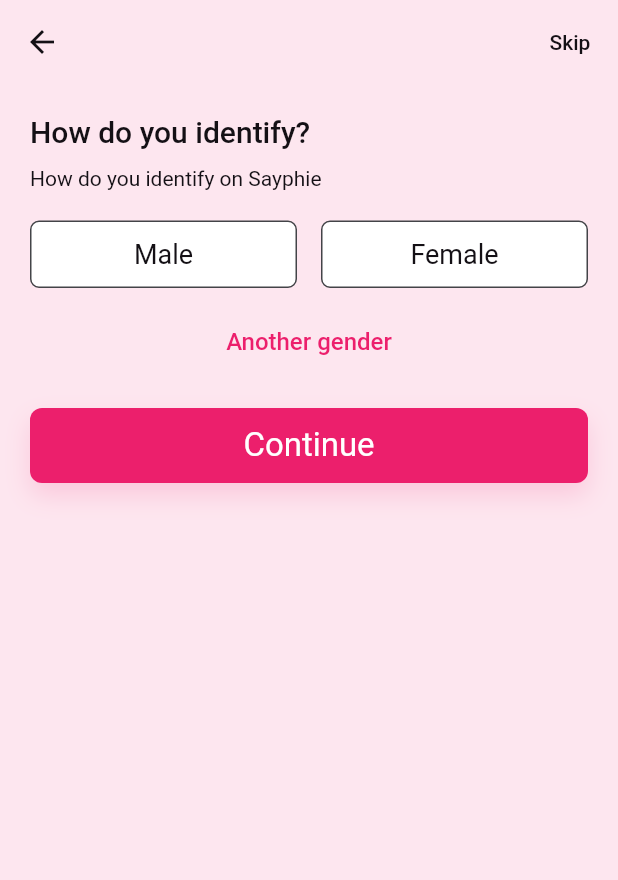
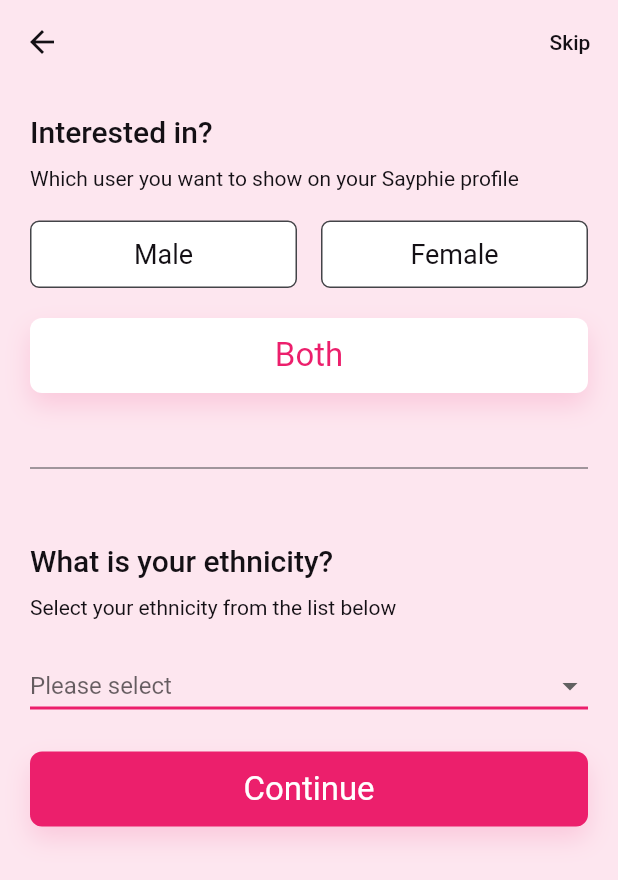
Before and after one commit to Sadypk/Sayphi, a Flutter app: the screen it shows after launch, after a tap on "Sign up", on a phone screen of 412 x 824 dp. Shown: the top 880 px of the screen. Run offline on Flutter 3.47's test engine with Material 2 defaults, Android fonts, the phone set to English and light mode, and no system bars; our stand-ins replace country_code_picker, flutter_dotenv, font_awesome_flutter, get, google_sign_in, pin_code_fields; missing offline and left inert: flutter_facebook_auth.

Commit message:
9 UI done

```diff
--- a/lib/01_getStarted.dart
+++ b/lib/01_getStarted.dart
@@ -8,7 +8,7 @@ import 'package:sayphi/mainApp/resources/appColor.dart';
 import 'package:sayphi/mainApp/resources/appImages.dart';
 import 'package:sayphi/mainApp/resources/fontStyle.dart';
 import 'package:sayphi/mainApp/resources/stringResources.dart';
-import 'package:sayphi/user/view/06+7+8_how_do_you_identify_screen.dart';
+import 'package:sayphi/user/view/09_interested_in_and_ethinicity_screen.dart';
 
 import 'mainApp/resources/appColor.dart';
 import 'mainApp/resources/appImages.dart';
@@ -64,7 +64,7 @@ class _GetStartedScreenState extends State<GetStartedScreen> {
               padding: const EdgeInsets.symmetric(horizontal: 20,vertical: 20),
               child: MainButton(
                 onPress: (){
-                  Get.to(() => UserGenderSetScreen());
+                  Get.to(() => InterestedInAndEthnicityChooseScreen());
                   // Get.to(()=>SignUpScreen());
                 },
                 btnColor: Colors.white,
--- a/lib/mainApp/components/mainButton.dart
+++ b/lib/mainApp/components/mainButton.dart
@@ -8,10 +8,12 @@ class MainButton extends StatelessWidget {
   final String label;
   final VoidCallback onPress;
   final Color? btnColor;
+  final IconData? trailingIcon;
   const MainButton({Key? key,
     required this.onPress,
     required this.label,
-    this.btnColor
+    this.btnColor,
+    this.trailingIcon
   }) : super(key: key);
 
   @override
@@ -33,8 +35,10 @@ class MainButton extends StatelessWidget {
             )
           ]
         ),
-        child: Center(
-          child: Text(
+        child: Row(
+          mainAxisAlignment: MainAxisAlignment.center,
+          children: [
+            Text(
               label,
               style: TextStyle(
                 fontSize: 22,
@@ -42,6 +46,16 @@ class MainButton extends StatelessWidget {
                 color: btnColor == null ? Colors.white : AppColor.PRIMARY
               ),
             ),
+            if(trailingIcon != null) Row(
+              children: [
+                SizedBox(width: 8),
+                Icon(
+                  trailingIcon,
+                  color: Colors.green,
+                )
+              ],
+            )
+          ],
         ),
       ),
     );
--- a/lib/user/view/06+7+8_how_do_you_identify_screen.dart
+++ b/lib/user/view/06+7+8_how_do_you_identify_screen.dart
@@ -5,6 +5,7 @@ import 'package:sayphi/mainApp/components/cTextFiel.dart';
 import 'package:sayphi/mainApp/components/mainButton.dart';
 import 'package:sayphi/mainApp/resources/appColor.dart';
 import 'package:sayphi/mainApp/resources/fontStyle.dart';
+import './widgets/genderBox.dart';
 
 class UserGenderSetScreen extends StatefulWidget {
   const UserGenderSetScreen({Key? key}) : super(key: key);
@@ -256,34 +257,3 @@ class _UserGenderSetScreenState extends State<UserGenderSetScreen> {
     ),isScrollControlled: true);
   }
 }
-
-class GenderBox extends StatelessWidget {
-  final String label;
-  final bool isSelected;
-
-  const GenderBox({Key? key, required this.label, required this.isSelected}) : super(key: key);
-
-  @override
-  Widget build(BuildContext context) {
-    return Container(
-      height: 45,
-      decoration: BoxDecoration(
-        color: isSelected ? AppColor.PRIMARY : Colors.white,
-        borderRadius: BorderRadius.circular(6),
-        border: Border.all(
-          color: isSelected ? AppColor.PRIMARY : AppColor.BORDER_COLOR,
-        )
-      ),
-      child: Center(
-        child: Text(
-          label,
-          style: TextStyle(
-            fontSize: 18,
-            fontFamily: CFontFamily.REGULAR,
-            color: isSelected ? Colors.white : AppColor.TEXT_COLOR
-          ),
-        ),
-      ),
-    );
-  }
-}
--- /dev/null
+++ b/lib/user/view/09_interested_in_and_ethinicity_screen.dart
@@ -0,0 +1,157 @@
+import 'package:flutter/material.dart';
+import 'package:sayphi/mainApp/components/mainButton.dart';
+import 'package:sayphi/mainApp/resources/appColor.dart';
+import 'package:sayphi/mainApp/resources/fontStyle.dart';
+import './widgets/genderBox.dart';
+
+class InterestedInAndEthnicityChooseScreen extends StatefulWidget {
+  const InterestedInAndEthnicityChooseScreen({Key? key}) : super(key: key);
+
+  @override
+  _InterestedInAndEthnicityChooseScreenState createState() => _InterestedInAndEthnicityChooseScreenState();
+}
+
+class _InterestedInAndEthnicityChooseScreenState extends State<InterestedInAndEthnicityChooseScreen> {
+
+  List<String> ethnicities = [];
+
+  String selectedGender = '';
+  String? selectedEthnicity;
+
+  @override
+  void initState() {
+    super.initState();
+    ethnicities = List.generate(100, (index) => 'Ethnicities $index');
+  }
+
+  @override
+  Widget build(BuildContext context) {
+    return Scaffold(
+      backgroundColor: AppColor.SCAFFOLD_BG_PINK,
+      appBar: AppBar(
+        actions: [
+          TextButton(
+              onPressed: (){},
+              child: Text(
+                'Skip',
+                style: TextStyle(
+                    color: AppColor.TEXT_COLOR
+                ),
+              )
+          )
+        ],
+      ),
+      body: Container(
+        padding: EdgeInsets.all(20),
+        child: Column(
+          crossAxisAlignment: CrossAxisAlignment.start,
+          children: [
+            Text(
+              'Interested in?',
+              style: TextStyle(
+                  fontSize: 20,
+                  fontFamily: CFontFamily.MEDIUM
+              ),
+            ),
+            SizedBox(height: 12),
+            Text(
+              'Which user you want to show on your Sayphie profile',
+              style: TextStyle(
+                  fontFamily: CFontFamily.REGULAR
+              ),
+            ),
+            SizedBox(height: 20),
+
+            /// male female cards
+            Row(
+              children: [
+                Expanded(
+                  child: GestureDetector(
+                    onTap: (){
+                      setState(() {
+                        selectedGender = 'male';
+                      });
+                    },
+                    child: GenderBox(
+                      isSelected: selectedGender == 'male',
+                      label: 'Male',
+                    ),
+                  ),
+                ),
+                SizedBox(width: 16),
+                Expanded(
+                  child: GestureDetector(
+                    onTap: (){
+                      setState(() {
+                        selectedGender = 'female';
+                      });
+                    },
+                    child: GenderBox(
+                      isSelected: selectedGender == 'female',
+                      label: 'Female',
+                    ),
+                  ),
+                ),
+              ],
+            ),
+            SizedBox(height: 20),
+            MainButton(
+              onPress: (){
+                setState(() {
+                  selectedGender = 'both';
+                });
+              },
+              btnColor: selectedGender == 'both' ? null : Colors.white,
+              label: 'Both',
+              trailingIcon: selectedGender == 'both' ? Icons.check_circle : null,
+            ),
+
+            Divider(
+              color: AppColor.BORDER_COLOR,
+              height: 100,
+            ),
+
+            Text(
+              'What is your ethnicity?',
+              style: TextStyle(
+                  fontSize: 20,
+                  fontFamily: CFontFamily.MEDIUM
+              ),
+            ),
+            SizedBox(height: 12),
+            Text(
+              'Select your ethnicity from the list below',
+              style: TextStyle(
+                  fontFamily: CFontFamily.REGULAR
+              ),
+            ),
+            SizedBox(height: 20),
+            DropdownButton<String>(
+              underline: Container(
+                height: 2,
+                color: AppColor.PRIMARY,
+              ),
+              isExpanded: true,
+              hint: Text(
+                'Please select'
+              ),
+              value: selectedEthnicity,
+              onChanged: (value) => setState(() => selectedEthnicity = value!),
+              items: ethnicities.map((e) => DropdownMenuItem(
+                value: e,
+                child: Text(
+                  e
+                ),
+              )).toList()
+            ),
+            SizedBox(height: 20),
+            MainButton(
+              onPress: (){},
+              label: 'Continue',
+            )
+          ],
+        ),
+      ),
+    );
+  }
+}
--- /dev/null
+++ b/lib/user/view/widgets/genderBox.dart
@@ -0,0 +1,34 @@
+import 'package:flutter/material.dart';
+import 'package:sayphi/mainApp/resources/appColor.dart';
+import 'package:sayphi/mainApp/resources/fontStyle.dart';
+
+class GenderBox extends StatelessWidget {
+  final String label;
+  final bool isSelected;
+
+  const GenderBox({Key? key, required this.label, required this.isSelected}) : super(key: key);
+
+  @override
+  Widget build(BuildContext context) {
+    return Container(
+      height: 45,
+      decoration: BoxDecoration(
+          color: isSelected ? AppColor.PRIMARY : Colors.white,
+          borderRadius: BorderRadius.circular(6),
+          border: Border.all(
+            color: isSelected ? AppColor.PRIMARY : AppColor.BORDER_COLOR,
+          )
+      ),
+      child: Center(
+        child: Text(
+          label,
+          style: TextStyle(
+              fontSize: 18,
+              fontFamily: CFontFamily.REGULAR,
+              color: isSelected ? Colors.white : AppColor.TEXT_COLOR
+          ),
+        ),
+      ),
+    );
+  }
+}
```
Lines whose indentation alone changed are shown as unchanged.
